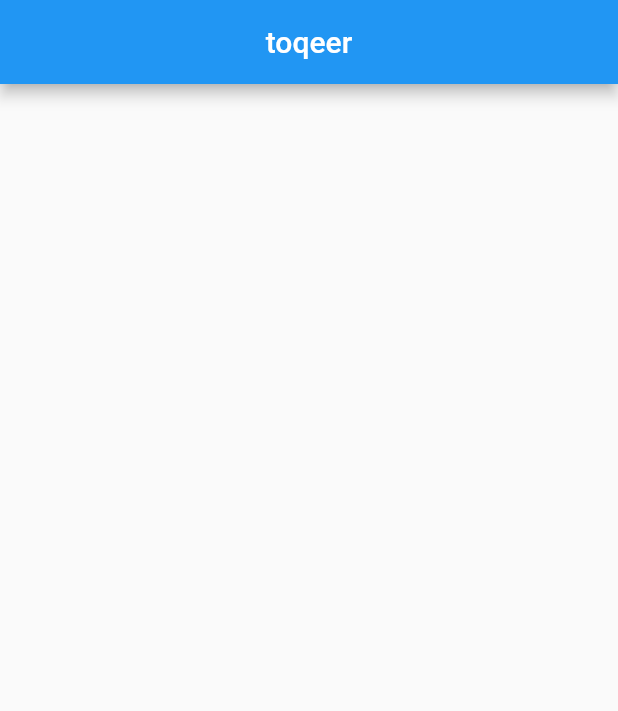
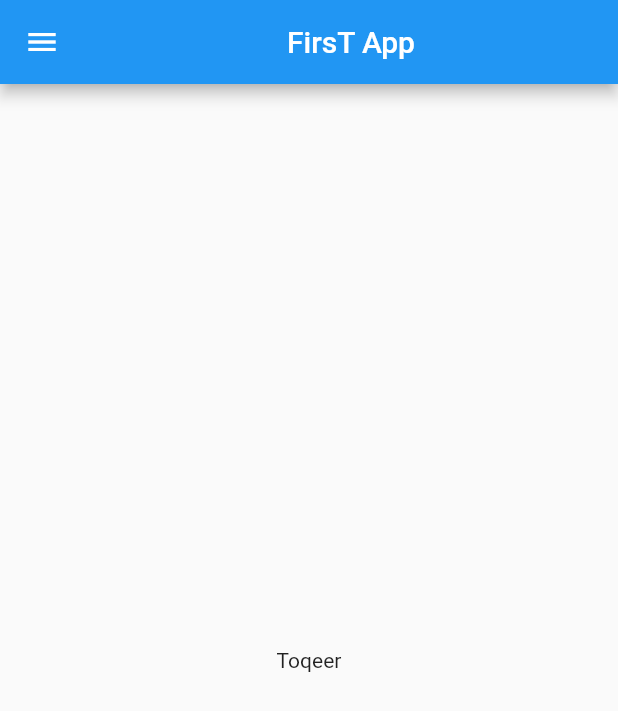
Before and after one commit to itztoqeer/30DaysOfFlutter, a Flutter app: the screen it shows after launch, on a phone screen of 412 x 824 dp. Shown: the top 711 px of the screen. Run offline on Flutter 3.47's test engine with Material 2 defaults, Android fonts, the phone set to English and light mode, and no system bars.

Commit message:
day 2 comlete

```diff
--- /dev/null
+++ b/lib/home_page.dart
@@ -0,0 +1,18 @@
+import 'package:flutter/material.dart';
+
+class HomePage extends StatelessWidget {
+  @override
+  Widget build(BuildContext context) {
+    return Scaffold(
+      appBar: AppBar(
+        title: Center(child: Text("FirsT App")),
+      ),
+      body: Center(
+        child: Container(
+          child: Text("Toqeer"),
+        ),
+      ),
+      drawer: Drawer(),
+    );
+  }
+}
--- a/lib/main.dart
+++ b/lib/main.dart
@@ -1,20 +1,15 @@
 import 'package:flutter/material.dart';
+import 'package:flutter_application_2/home_page.dart';
 
 void main() {
   runApp(MyApp());
 }
 
 class MyApp extends StatelessWidget {
-  const MyApp({super.key});
-
   @override
   Widget build(BuildContext context) {
     return MaterialApp(
-      home: Scaffold(
-        appBar: AppBar(
-          title: Center(child: Text("toqeer")),
-        ),
-      ),
+      home: HomePage(),
     );
   }
 }
```
